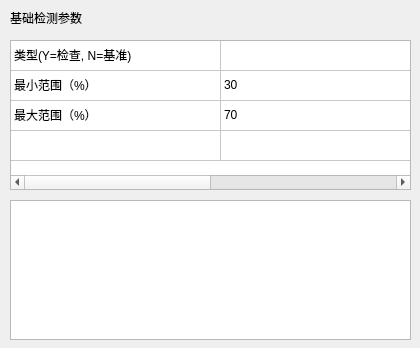
First picture: the form in VisionDetect/HeightDetectWidget.ui, repository chuandongxu/AOI, before the edit.
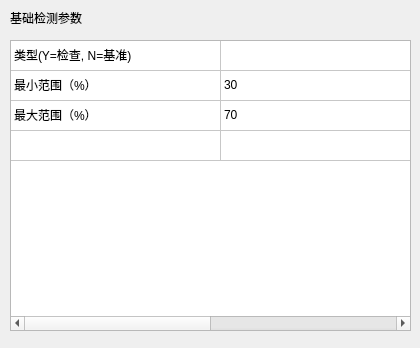
Second picture: the form after the edit.

Commit message:
Auto run support grouped height window and alignment window.
Auto run support grouped height window and alignment window.

Diff of the .ui file:
```diff
--- a/VisionDetect/HeightDetectWidget.ui
+++ b/VisionDetect/HeightDetectWidget.ui
@@ -32,7 +32,7 @@
      <x>10</x>
      <y>40</y>
      <width>401</width>
-     <height>150</height>
+     <height>291</height>
     </rect>
    </property>
    <property name="wordWrap">
@@ -106,19 +106,6 @@
     </property>
    </item>
   </widget>
-  <widget class="QListView" name="listView">
-   <property name="geometry">
-    <rect>
-     <x>10</x>
-     <y>200</y>
-     <width>401</width>
-     <height>140</height>
-    </rect>
-   </property>
-   <property name="modelColumn">
-    <number>0</number>
-   </property>
-  </widget>
  </widget>
  <layoutdefault spacing="6" margin="11"/>
  <resources/>
```
The commit also changes 43 other files.
